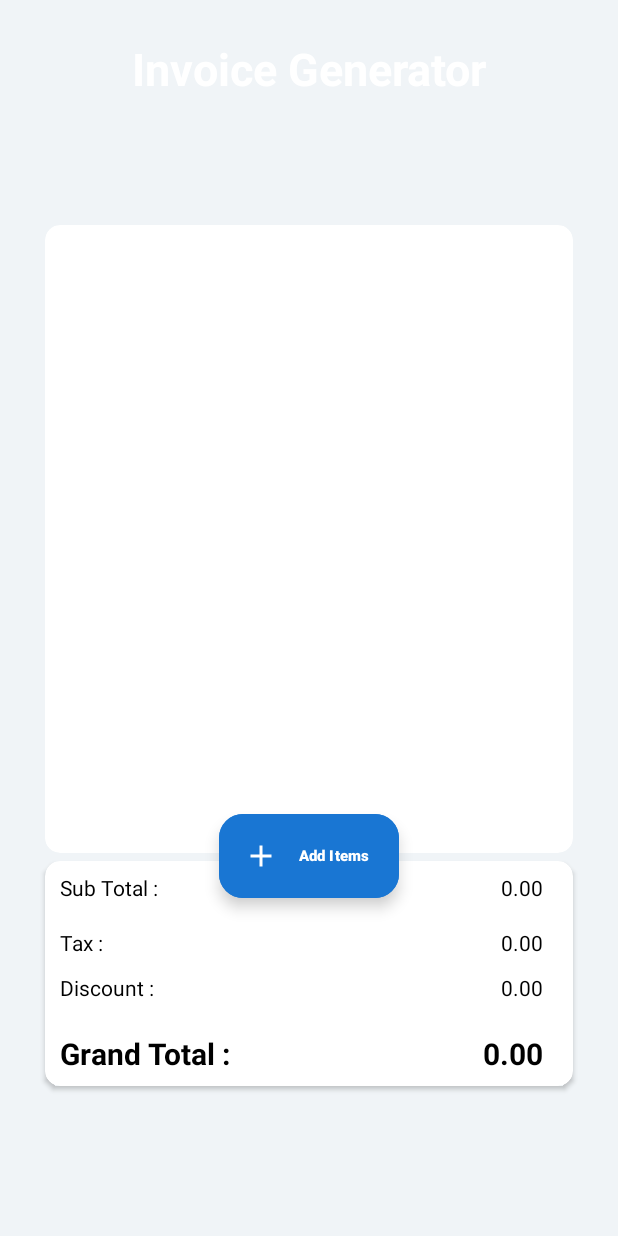
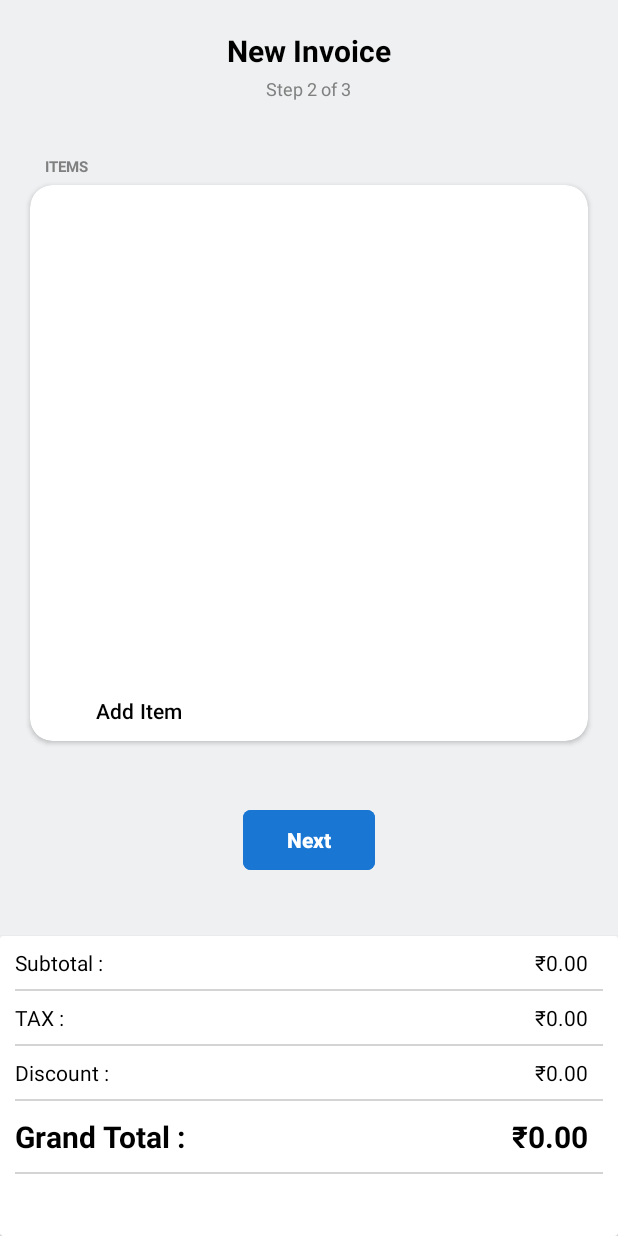
Before and after one commit to ThePrince047/EasyBill, an Android app: the screen it shows after launch (invoice_gen_page), on a phone screen of 412 x 824 dp. Run offline under Robolectric (Android 15) with nearby library versions, the phone set to English and light mode, and no system bars; our stand-ins replace Firebase (no records; nobody signed in at launch, a user with empty details on screens opened directly).

Commit message:
1.5.8 Big Changes by Jay

```diff
--- a/app/src/main/java/com/example/easybill/invoice_gen_page.java
+++ b/app/src/main/java/com/example/easybill/invoice_gen_page.java
@@ -163,12 +163,12 @@ class CardAdapter1 extends ArrayAdapter<AddInvoice> {
 
         if (position < getCount()) {
             AddInvoice invoice = getItem(position);
-            ImageButton removeFromCart = convertView.findViewById(R.id.btnRemovefromcart);
+            //ImageButton removeFromCart = convertView.findViewById(R.id.btnRemovefromcart);
 
-            removeFromCart.setOnClickListener(v -> {
-                remove(invoice);
-                recalculateTotal();
-            });
+//            removeFromCart.setOnClickListener(v -> {
+//                remove(invoice);
+//                recalculateTotal();
+//            });
 
             if (invoice != null) {
                 TextView itemName = convertView.findViewById(R.id.tvAddedItemName);
--- a/app/src/main/res/layout/activity_invoice_gen_page.xml
+++ b/app/src/main/res/layout/activity_invoice_gen_page.xml
@@ -6,60 +6,117 @@
     android:layout_width="match_parent"
     android:layout_height="match_parent"
     tools:context=".invoice_gen_page"
-    android:background="#f0f4f7">
+    android:background="#eef0f1">
+    <TextView
+        android:layout_width="wrap_content"
+        android:layout_height="wrap_content"
+        android:id="@+id/lblNewInvoice"
+        android:textStyle="bold"
+        android:textSize="20dp"
+        android:text="New Invoice"
+        android:layout_centerHorizontal="true"
+        android:layout_alignParentTop="true"
+        android:layout_marginTop="20dp"
+        android:textColor="@color/black"
+
+        />
 
     <TextView
-        android:layout_width="match_parent"
-        android:layout_height="wrap_content"
-        android:text="Invoice Generator"
-        android:textSize="30dp"
-        android:textColor="@color/white"
-        android:layout_marginTop="25dp"
-        android:textStyle="bold"
-        android:gravity="center"
-        />
-    <androidx.cardview.widget.CardView
-        android:id="@+id/view1Total"
+        android:id="@+id/lblStep2"
         android:layout_width="wrap_content"
         android:layout_height="wrap_content"
+        android:layout_above="@+id/cardOfListView"
+        android:layout_below="@id/lblNewInvoice"
+        android:layout_centerHorizontal="true"
+        android:layout_marginTop="3dp"
+        android:layout_marginBottom="51dp"
+        android:text="Step 2 of 3"
+        android:textColor="#808080"
+
+        android:textSize="12dp" />
+
+
+    <TextView
+
+        android:id="@+id/lblInvoiceItem"
+        android:layout_width="wrap_content"
+        android:layout_height="wrap_content"
+        android:layout_above="@id/cardOfListView"
         android:layout_marginStart="30dp"
-        android:layout_marginTop="150dp"
-        android:layout_marginEnd="30dp"
+
         android:layout_marginBottom="5dp"
+        android:layout_marginTop="20dp"
+        android:text="ITEMS"
+        android:textColor="#808080"
+        android:textSize="10dp"
+        android:textStyle="bold" />
+
+
+
+    <androidx.cardview.widget.CardView
+        android:id="@+id/cardOfListView"
+        android:layout_width="wrap_content"
+        android:layout_height="wrap_content"
+        android:layout_marginStart="20dp"
+        android:layout_marginEnd="20dp"
+        android:layout_marginBottom="130dp"
         android:layout_above="@id/viewTotal"
         app:cardBackgroundColor="@color/white"
-        app:cardCornerRadius="10dp"
+        app:cardCornerRadius="15dp"
        >
-
+        <RelativeLayout
+            android:layout_width="wrap_content"
+            android:layout_height="wrap_content">
         <ListView
             android:id="@+id/lvAddedItems"
             android:layout_width="match_parent"
-            android:layout_height="440dp"
+            android:layout_height="327dp"
+            android:layout_marginTop="3dp"
             android:layout_centerHorizontal="true"
             />
+        <com.google.android.material.button.MaterialButton
+            android:id="@+id/btnAddItems"
+            app:cornerRadius="0dp"
+            android:layout_marginLeft="20dp"
+            android:backgroundTint="@color/white"
+            android:text="Add Item"
+            android:layout_width="wrap_content"
+            android:textColor="@color/black"
+            android:layout_height="40dp"
+            android:layout_below="@id/lvAddedItems"/>
+        </RelativeLayout>
     </androidx.cardview.widget.CardView>
+
+    <com.google.android.material.button.MaterialButton
+        android:layout_width="wrap_content"
+        android:layout_height="wrap_content"
+        android:text="Next"
+        android:layout_above="@id/viewTotal"
+        android:layout_marginBottom="40dp"
+        android:layout_centerHorizontal="true"
+        app:cornerRadius="5dp"
+        android:backgroundTint="@color/ThemeColor"
+        android:textColor="@color/white"
+        android:textStyle="bold"/>
 
     <androidx.cardview.widget.CardView
         android:id="@+id/viewTotal"
         android:layout_width="match_parent"
-        android:layout_height="150dp"
+        android:layout_height="200dp"
         android:layout_alignParentBottom="true"
-        app:cardCornerRadius="10dp"
         android:backgroundTint="@color/white"
-        android:layout_marginBottom="100dp"
-        android:layout_marginStart="30dp"
-        android:layout_marginEnd="30dp">
+        >
 
         <RelativeLayout
             android:layout_width="wrap_content"
-            android:layout_height="wrap_content">
+            android:layout_height="match_parent">
 
             <TextView
                 android:id="@+id/lblGrandTotal"
                 android:layout_width="wrap_content"
                 android:layout_height="wrap_content"
-                android:layout_below="@id/lblTotalAmount"
-                android:layout_marginTop="87dp"
+                android:layout_below="@id/lineDiscount"
+                android:layout_marginTop="10dp"
                 android:layout_marginStart="10dp"
                 android:text="Grand Total :"
                 android:textColor="@color/black"
@@ -70,27 +127,27 @@
                 android:id="@+id/lblTax"
                 android:layout_width="wrap_content"
                 android:layout_height="wrap_content"
-                android:layout_below="@id/lblTotalAmount"
+                android:layout_below="@id/lineSubtotal"
                 android:layout_marginStart="10dp"
-                android:layout_marginTop="17dp"
-                android:text="Tax :"
+                android:layout_marginTop="8dp"
+                android:text="TAX :"
                 android:textColor="@color/black" />
 
             <TextView
-                android:id="@+id/lblTotalAmount"
+                android:id="@+id/lblSubTotalAmount"
                 android:layout_width="wrap_content"
                 android:layout_height="wrap_content"
                 android:layout_marginStart="10dp"
                 android:layout_marginTop="8dp"
-                android:text="Sub Total :"
+                android:text="Subtotal :"
                 android:textColor="@color/black" />
 
             <TextView
                 android:id="@+id/lblDiscount"
                 android:layout_width="wrap_content"
                 android:layout_height="wrap_content"
-                android:layout_below="@id/lblTotalAmount"
-                android:layout_marginTop="47dp"
+                android:layout_below="@id/lineTax"
+                android:layout_marginTop="8dp"
                 android:layout_marginStart="10dp"
                 android:text="Discount :"
                 android:textColor="@color/black" />
@@ -102,59 +159,86 @@
                 android:layout_marginTop="8dp"
                 android:layout_alignParentEnd="true"
                 android:layout_marginEnd="20dp"
-                android:text="0.00"
+                android:text="₹0.00"
                 android:textColor="@color/black" />
 
             <TextView
                 android:id="@+id/tvTax"
                 android:layout_width="wrap_content"
                 android:layout_height="wrap_content"
-                android:layout_below="@id/tvTotalAmount"
+                android:layout_below="@id/lineSubtotal"
                 android:layout_alignParentEnd="true"
                 android:layout_marginEnd="20dp"
-                android:layout_marginTop="17dp"
+                android:layout_marginTop="8dp"
                 android:textColor="@color/black"
-                android:text="0.00" />
+                android:text="₹0.00" />
 
             <TextView
                 android:id="@+id/tvDiscount"
                 android:layout_width="wrap_content"
                 android:layout_height="wrap_content"
-                android:layout_below="@id/tvTotalAmount"
+                android:layout_below="@id/lineTax"
                 android:layout_alignParentEnd="true"
-                android:layout_marginTop="47dp"
+                android:layout_marginTop="8dp"
                 android:textColor="@color/black"
                 android:layout_marginEnd="20dp"
-                android:text="0.00" />
+                android:text="₹0.00" />
 
             <TextView
                 android:id="@+id/tvGrandTotal"
                 android:layout_width="wrap_content"
                 android:layout_height="wrap_content"
-                android:layout_below="@id/tvTotalAmount"
+                android:layout_below="@id/lineDiscount"
                 android:layout_alignParentEnd="true"
-                android:layout_marginTop="87dp"
+                android:layout_marginTop="10dp"
                 android:layout_marginEnd="20dp"
-                android:text="0.00"
+                android:text="₹0.00"
                 android:textColor="@color/black"
                 android:textSize="20dp"
                 android:textStyle="bold" />
 
+            <View
+                android:id="@+id/lineSubtotal"
+                android:layout_width="match_parent"
+                android:layout_height="1dp"
+                android:layout_marginTop="8dp"
+                android:background="#57808080"
+                android:layout_marginStart="10dp"
+                android:layout_marginEnd="10dp"
+                android:layout_below="@id/lblSubTotalAmount"/>
+
+            <View
+                android:id="@+id/lineTax"
+                android:layout_width="match_parent"
+                android:layout_height="1dp"
+                android:layout_marginTop="8dp"
+                android:background="#57808080"
+                android:layout_marginStart="10dp"
+                android:layout_marginEnd="10dp"
+                android:layout_below="@id/lblTax"/>
+
+            <View
+                android:id="@+id/lineDiscount"
+                android:layout_width="match_parent"
+                android:layout_height="1dp"
+                android:layout_marginTop="8dp"
+                android:background="#57808080"
+                android:layout_marginStart="10dp"
+                android:layout_marginEnd="10dp"
+                android:layout_below="@id/lblDiscount"/>
+
+            <View
+                android:id="@+id/lineGrandTotal"
+                android:layout_width="match_parent"
+                android:layout_height="1dp"
+                android:layout_marginTop="10dp"
+                android:background="#57808080"
+                android:layout_marginStart="10dp"
+                android:layout_marginEnd="10dp"
+                android:layout_below="@id/lblGrandTotal"/>
+
         </RelativeLayout>
     </androidx.cardview.widget.CardView>
 
-        <com.google.android.material.floatingactionbutton.ExtendedFloatingActionButton
-            android:layout_width="wrap_content"
-            android:layout_height="wrap_content"
-            android:text="Add Items"
-            android:layout_alignBottom="@id/viewTotal"
-            android:layout_marginBottom="125dp"
-            android:layout_centerHorizontal="true"
-            android:backgroundTint="@color/ThemeColor"
-            android:textColor="@color/white"
-            android:id="@+id/btnAddItems"
-            android:textStyle="bold"
-            android:drawableLeft="@drawable/baseline_add_white"
-            android:textSize="10dp"
-            />
+
 </RelativeLayout>
--- a/app/src/main/res/layout/added_item.xml
+++ b/app/src/main/res/layout/added_item.xml
@@ -1,19 +1,9 @@
 <RelativeLayout xmlns:android="http://schemas.android.com/apk/res/android"
     xmlns:app="http://schemas.android.com/apk/res-auto"
     android:layout_width="match_parent"
-    android:layout_height="match_parent">
+    android:layout_height="match_parent"
+    android:background="@color/white">
 
-    <androidx.cardview.widget.CardView
-        android:layout_width="match_parent"
-        android:layout_height="wrap_content"
-        android:layout_marginTop="8dp"
-        android:layout_marginStart="8dp"
-        android:layout_marginEnd="8dp"
-        android:layout_marginBottom="8dp"
-        android:paddingVertical="10dp"
-        app:cardCornerRadius="10dp"
-        app:cardElevation="5dp"
-        app:cardBackgroundColor="@color/white">
 
         <RelativeLayout
             android:layout_width="match_parent"
@@ -24,60 +14,41 @@
                 android:id="@+id/tvAddedItemName"
                 android:layout_width="wrap_content"
                 android:layout_height="wrap_content"
-                android:textSize="20dp"
-                android:layout_toRightOf="@id/btnRemovefromcart"
+                android:textSize="15dp"
+                android:textStyle="bold"
                 android:layout_marginTop="3dp"
-                android:layout_marginStart="20dp"
+                android:layout_marginStart="16dp"
                 android:text="Loading Item Name"
 
  />
 
             <TextView
-                android:textColor="@color/black"
+                android:textColor="#808080"
                 android:id="@+id/tvAddedQuantity"
                 android:layout_width="wrap_content"
                 android:layout_height="wrap_content"
                 android:layout_below="@+id/tvAddedItemName"
-                android:layout_marginTop="8dp"
-                android:layout_marginStart="20dp"
-                android:layout_toRightOf="@id/btnRemovefromcart"
-                android:textSize="17dp"
+                android:layout_marginTop="10dp"
+                android:layout_marginStart="16dp"
+
+                android:textSize="12dp"
                 android:text="Qty"
 
                                 />
 
             <TextView
-                android:textColor="@color/black"
+                android:textColor="#808080"
                 android:id="@+id/tvAddedAmount"
                 android:layout_width="wrap_content"
                 android:layout_height="wrap_content"
                 android:layout_below="@id/tvAddedItemName"
                 android:layout_marginStart="5dp"
-                android:layout_marginTop="8dp"
+                android:layout_marginTop="10dp"
                 android:layout_marginEnd="10dp"
                 android:text="Loading Amount"
                 android:layout_marginBottom="3dp"
                 android:layout_toEndOf="@+id/textView2"
-
-
-
-
-                android:textSize="17dp" />
-
-            <ImageButton
-                android:id="@+id/btnRemovefromcart"
-                app:cornerRadius="0dp"
-                android:layout_alignParentStart="true"
-                android:layout_centerVertical="true"
-                android:layout_marginStart="10dp"
-                android:backgroundTint="#00FF0000"
-                android:layout_width="25dp"
-
-                android:layout_height="25dp"
-                android:textAlignment="center"
-
-                android:text="X"
-                android:src="@drawable/icnremovefromlist"/>
+                android:textSize="12dp" />
 
             <TextView
 
@@ -86,22 +57,18 @@
                 android:id="@+id/textView2"
                 android:layout_marginStart="5dp"
 
-                android:layout_marginTop="10dp"
+                android:layout_marginTop="7dp"
                 android:textSize="15dp"
                 android:layout_width="wrap_content"
                 android:layout_height="wrap_content"
-                android:text="X" />
+                android:text="x" />
 
             <TextView
                 android:id="@+id/tvTax"
                 android:layout_width="wrap_content"
                 android:layout_height="wrap_content"
-
-
-                android:layout_alignParentEnd="true"
-                android:layout_marginTop="50dp"
-                android:layout_marginEnd="21dp"
-                android:layout_marginBottom="3dp"
+                android:layout_marginTop="21dp"
+                android:layout_centerHorizontal="true"
                 android:text="TextView"
                 android:textColor="#3C3C3C"
                 android:textSize="10dp"
@@ -113,14 +80,21 @@
                 android:layout_height="wrap_content"
                 android:layout_alignParentTop="true"
                 android:layout_alignParentEnd="true"
-                android:layout_marginTop="3dp"
-                android:layout_marginEnd="19dp"
+                android:layout_marginTop="18dp"
+                android:layout_marginEnd="18dp"
                 android:text="TextView"
                 android:textColor="@color/black"
                 android:textSize="15dp"
                 android:textStyle="bold" />
+            <View
+                android:layout_width="match_parent"
+                android:layout_height="1dp"
+                android:layout_marginTop="54dp"
+                android:background="#57808080"
+                android:layout_marginStart="10dp"
+                android:layout_marginEnd="10dp"/>
 
         </RelativeLayout>
 
-    </androidx.cardview.widget.CardView>
+
 </RelativeLayout>
```
